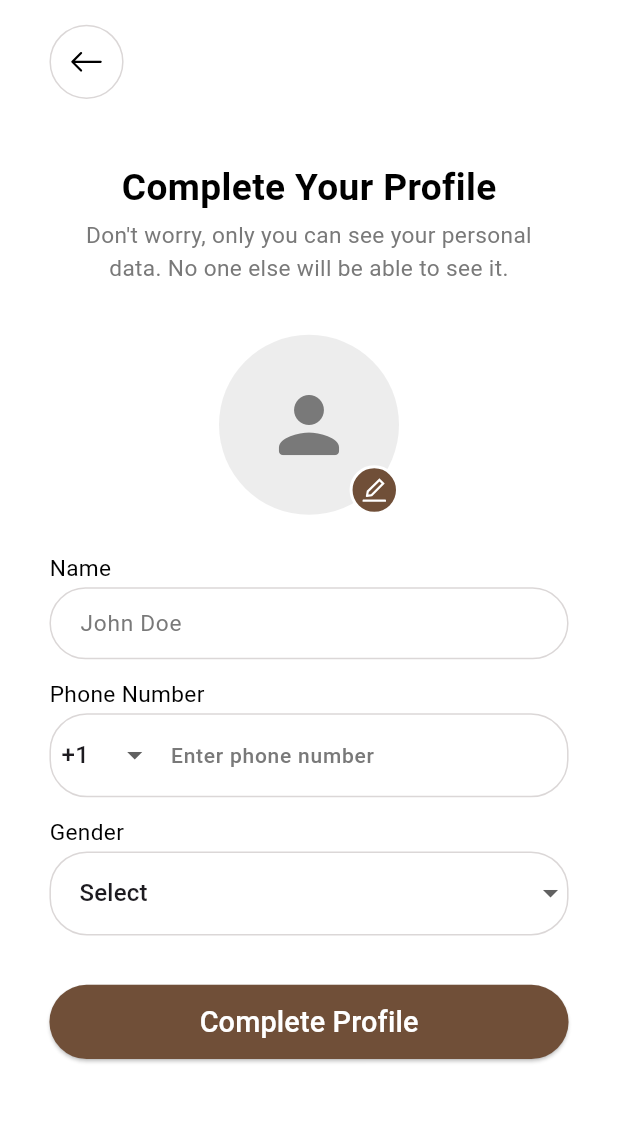
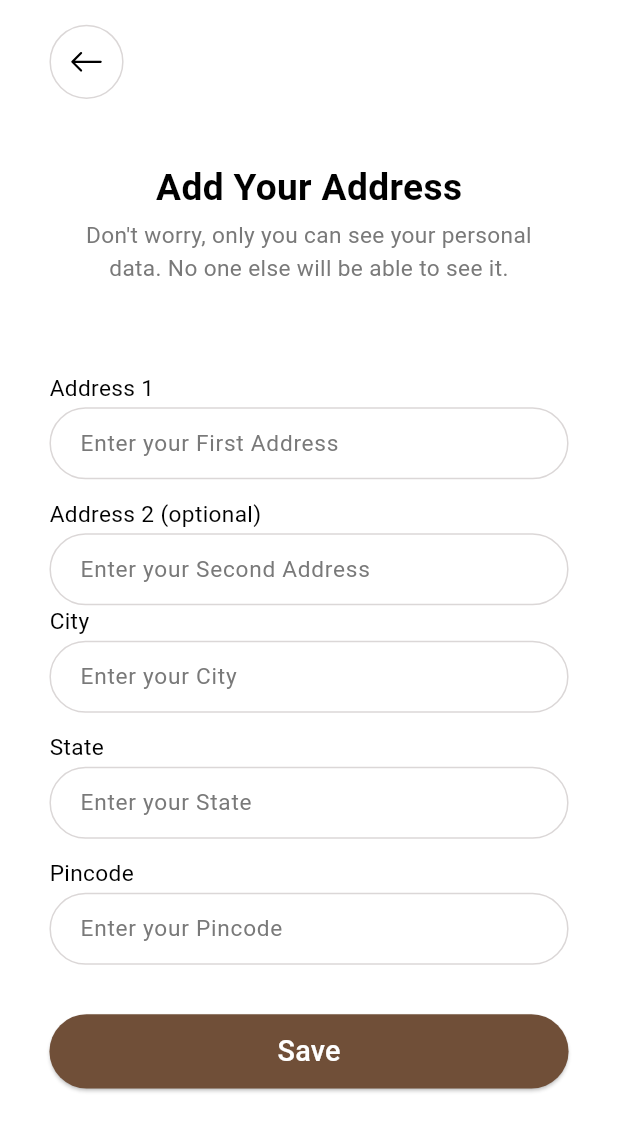
Before and after one commit to Shailesh-Tagadghar/ecommerce, a Flutter app: the UserDetail screen opened by its route, after a tap on "Complete Profile", on a phone screen of 412 x 824 dp. Shown: the top 1131 px of the screen. Run offline on Flutter 3.47's test engine with Material 3 defaults, Android fonts, the phone set to English and light mode, and no system bars; our stand-ins replace connectivity_plus, firebase_core, flutter_easyloading, get, icons_plus, lottie and 1 more; accounts and stored records are empty; project files that could hold a hidden picture were left out.

Commit message:
address screen UI added

```diff
--- /dev/null
+++ b/lib/Modules/Auth/address.dart
@@ -0,0 +1,207 @@
+import 'package:ecommerce/Modules/Auth/Widget/custom_button.dart';
+import 'package:ecommerce/Modules/Auth/Widget/custom_field.dart';
+import 'package:ecommerce/Modules/Auth/Widget/custom_text.dart';
+import 'package:ecommerce/Modules/Auth/auth_controller.dart';
+import 'package:ecommerce/Utils/Constants/color_constant.dart';
+import 'package:ecommerce/Utils/Constants/string_constant.dart';
+import 'package:flutter/material.dart';
+import 'package:get/get.dart';
+import 'package:icons_plus/icons_plus.dart';
+import 'package:sizer/sizer.dart';
+
+class Address extends StatelessWidget {
+  Address({super.key});
+
+  final AuthController authController = Get.put(AuthController());
+  final TextEditingController genderController = TextEditingController();
+  final TextEditingController phoneController = TextEditingController();
+  @override
+  Widget build(BuildContext context) {
+    return Scaffold(
+      backgroundColor: ColorConstants.whiteColor,
+      appBar: AppBar(
+        backgroundColor: ColorConstants.whiteColor,
+        toolbarHeight: 10.h,
+        leadingWidth: 20.w,
+        leading: Container(
+          margin: EdgeInsets.only(
+            left: 8.w,
+          ),
+          padding: EdgeInsets.all(
+            1.w,
+          ),
+          decoration: BoxDecoration(
+            border: Border.all(color: ColorConstants.lightGrayColor, width: 1),
+            shape: BoxShape.circle,
+          ),
+          child: IconButton(
+            iconSize: 24,
+            icon: const Icon(
+              Bootstrap.arrow_left,
+              color: ColorConstants.blackColor,
+            ),
+            onPressed: () {
+              Get.back();
+            },
+          ),
+        ),
+      ),
+      body: Scaffold(
+        backgroundColor: ColorConstants.whiteColor,
+        body: Padding(
+          padding: EdgeInsets.only(
+            left: 4.w,
+            right: 4.w,
+            bottom: 2.h,
+          ),
+          child: SingleChildScrollView(
+            child: Column(
+              crossAxisAlignment: CrossAxisAlignment.start,
+              children: [
+                SizedBox(
+                  height: 3.h,
+                ),
+                const Align(
+                  child: CustomText(
+                    text: StringConstants.addresstext,
+                    color: ColorConstants.blackColor,
+                    fontSize: 18,
+                    weight: FontWeight.w600,
+                  ),
+                ),
+                SizedBox(
+                  height: 0.5.h,
+                ),
+                Padding(
+                  padding: EdgeInsets.only(
+                    left: 8.w,
+                    right: 8.w,
+                  ),
+                  child: const CustomText(
+                    text: StringConstants.userdisplaytext,
+                    color: ColorConstants.greyColor,
+                    fontSize: 11,
+                    weight: FontWeight.w400,
+                    textAlign: TextAlign.center,
+                  ),
+                ),
+                SizedBox(
+                  height: 4.h,
+                ),
+                Padding(
+                  padding: EdgeInsets.only(
+                    left: 4.w,
+                    right: 4.w,
+                  ),
+                  child: Column(
+                    crossAxisAlignment: CrossAxisAlignment.start,
+                    children: [
+                      SizedBox(
+                        height: 3.h,
+                      ),
+                      const CustomText(
+                        text: StringConstants.addresslabel,
+                        color: ColorConstants.blackColor,
+                        fontSize: 11,
+                        weight: FontWeight.w400,
+                      ),
+                      SizedBox(
+                        height: 0.2.h,
+                      ),
+                      const CustomField(
+                        hintText: StringConstants.address,
+                        fontSize: 11,
+                        hintTextColor: ColorConstants.greyColor,
+                        keyboardType: TextInputType.name,
+                      ),
+                      SizedBox(
+                        height: 1.5.h,
+                      ),
+                      const CustomText(
+                        text: StringConstants.addresslabel1,
+                        color: ColorConstants.blackColor,
+                        fontSize: 11,
+                        weight: FontWeight.w400,
+                      ),
+                      SizedBox(
+                        height: 0.2.h,
+                      ),
+                      const CustomField(
+                        hintText: StringConstants.address1,
+                        fontSize: 11,
+                        hintTextColor: ColorConstants.greyColor,
+                        keyboardType: TextInputType.name,
+                      ),
+                      const CustomText(
+                        text: StringConstants.citylabel,
+                        color: ColorConstants.blackColor,
+                        fontSize: 11,
+                        weight: FontWeight.w400,
+                      ),
+                      SizedBox(
+                        height: 0.2.h,
+                      ),
+                      const CustomField(
+                        hintText: StringConstants.city,
+                        fontSize: 11,
+                        hintTextColor: ColorConstants.greyColor,
+                        keyboardType: TextInputType.name,
+                      ),
+                      SizedBox(
+                        height: 1.5.h,
+                      ),
+                      const CustomText(
+                        text: StringConstants.statelabel,
+                        color: ColorConstants.blackColor,
+                        fontSize: 11,
+                        weight: FontWeight.w400,
+                      ),
+                      SizedBox(
+                        height: 0.2.h,
+                      ),
+                      const CustomField(
+                        hintText: StringConstants.state,
+                        fontSize: 11,
+                        hintTextColor: ColorConstants.greyColor,
+                        keyboardType: TextInputType.name,
+                      ),
+                      SizedBox(
+                        height: 1.5.h,
+                      ),
+                      const CustomText(
+                        text: StringConstants.pinlabel,
+                        color: ColorConstants.blackColor,
+                        fontSize: 11,
+                        weight: FontWeight.w400,
+                      ),
+                      SizedBox(
+                        height: 0.2.h,
+                      ),
+                      const CustomField(
+                        hintText: StringConstants.pin,
+                        fontSize: 11,
+                        hintTextColor: ColorConstants.greyColor,
+                        keyboardType: TextInputType.name,
+                      ),
+                      SizedBox(
+                        height: 4.h,
+                      ),
+                      CustomButton(
+                        label: StringConstants.saveAddress,
+                        btnColor: ColorConstants.rich,
+                        height: 6.h,
+                        fontSize: 14,
+                        weight: FontWeight.w500,
+                        action: () {},
+                      ),
+                    ],
+                  ),
+                ),
+              ],
+            ),
+          ),
+        ),
+      ),
+    );
+  }
+}
--- a/lib/Modules/Auth/user_detail.dart
+++ b/lib/Modules/Auth/user_detail.dart
@@ -2,6 +2,7 @@ import 'package:ecommerce/Modules/Auth/Widget/custom_button.dart';
 import 'package:ecommerce/Modules/Auth/Widget/custom_field.dart';
 import 'package:ecommerce/Modules/Auth/Widget/custom_text.dart';
 import 'package:ecommerce/Modules/Auth/auth_controller.dart';
+import 'package:ecommerce/Routes/app_routes.dart';
 import 'package:ecommerce/Utils/Constants/color_constant.dart';
 import 'package:ecommerce/Utils/Constants/string_constant.dart';
 import 'package:flutter/material.dart';
@@ -250,7 +251,11 @@ class UserDetail extends StatelessWidget {
                         height: 6.h,
                         fontSize: 14,
                         weight: FontWeight.w500,
-                        action: () {},
+                        action: () {
+                          Get.toNamed(
+                            AppRoutes.addressScreen,
+                          );
+                        },
                       ),
                     ],
                   ),
--- a/lib/Routes/app_pages.dart
+++ b/lib/Routes/app_pages.dart
@@ -1,5 +1,6 @@
 // import 'package:flutter/material.dart';
 
+import 'package:ecommerce/Modules/Auth/address.dart';
 import 'package:ecommerce/Modules/Auth/forgot_password.dart';
 import 'package:ecommerce/Modules/Auth/sign_in.dart';
 import 'package:ecommerce/Modules/Auth/sign_up.dart';
@@ -40,5 +41,9 @@ class AppPages {
         name: AppRoutes.userDetailScreen,
         page: () => UserDetail(),
         transition: transition),
+    GetPage(
+        name: AppRoutes.addressScreen,
+        page: () => Address(),
+        transition: transition),
   ];
 }
--- a/lib/Routes/app_routes.dart
+++ b/lib/Routes/app_routes.dart
@@ -7,4 +7,6 @@ class AppRoutes {
   static const signInScreen = '/sign_in';
   static const forgotPassScreen = '/forgot_pass';
   static const userDetailScreen = '/user_detail';
+  static const addressScreen = '/address';
+
 }
--- a/lib/Utils/Constants/string_constant.dart
+++ b/lib/Utils/Constants/string_constant.dart
@@ -51,6 +51,20 @@ class StringConstants {
   static const String country1 = '+1';
   static const String country2 = '+91';
   static const String country3 = '+453';
+
+  //Address Screen
+  static const String addresstext = 'Add Your Address';
+  static const String addresslabel = 'Address 1';
+  static const String address = 'Enter your First Address';
+  static const String addresslabel1 = 'Address 2 (optional)';
+  static const String address1 = 'Enter your Second Address';
+  static const String citylabel = 'City';
+  static const String city = 'Enter your City';
+  static const String statelabel = 'State';
+  static const String state = 'Enter your State';
+  static const String pinlabel = 'Pincode';
+  static const String pin = 'Enter your Pincode';
+  static const String saveAddress = 'Save';
 }
 
 ///
```
